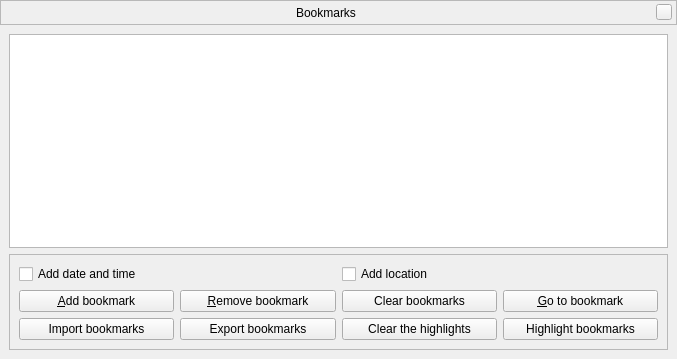
Old version of the form src/gui/bookmarksDialog.ui in the repository greck2908/stellarium.
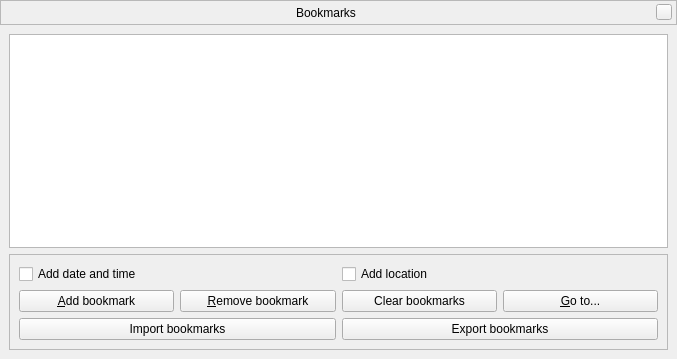
New version of the form. Custom widgets are drawn as their Qt base class.

Patch:
```diff
--- a/src/gui/bookmarksDialog.ui
+++ b/src/gui/bookmarksDialog.ui
@@ -128,11 +128,7 @@
     <widget class="QWidget" name="widget" native="true">
      <layout class="QGridLayout" name="gridLayout">
       <item row="0" column="0">
-       <widget class="QTreeView" name="bookmarksTreeView">
-        <property name="sortingEnabled">
-         <bool>true</bool>
-        </property>
-       </widget>
+       <widget class="QTreeView" name="bookmarksTreeView"/>
       </item>
       <item row="1" column="0">
        <widget class="QFrame" name="frame">
@@ -168,22 +164,8 @@
           </layout>
          </item>
          <item>
-          <layout class="QGridLayout" name="gridLayout_3">
-           <item row="0" column="3">
-            <widget class="QPushButton" name="goToButton">
-             <property name="text">
-              <string>&amp;Go to bookmark</string>
-             </property>
-            </widget>
-           </item>
-           <item row="0" column="1">
-            <widget class="QPushButton" name="removeBookmarkButton">
-             <property name="text">
-              <string>&amp;Remove bookmark</string>
-             </property>
-            </widget>
-           </item>
-           <item row="0" column="0">
+          <layout class="QHBoxLayout" name="horizontalLayout_7">
+           <item>
             <widget class="QPushButton" name="addBookmarkButton">
              <property name="toolTip">
               <string>Add selected object to bookmarks</string>
@@ -193,41 +175,48 @@
              </property>
             </widget>
            </item>
-           <item row="0" column="2">
+           <item>
+            <widget class="QPushButton" name="removeBookmarkButton">
+             <property name="text">
+              <string>&amp;Remove bookmark</string>
+             </property>
+            </widget>
+           </item>
+           <item>
             <widget class="QPushButton" name="clearBookmarksButton">
              <property name="text">
               <string>Clear bookmarks</string>
              </property>
             </widget>
            </item>
-           <item row="1" column="0">
+           <item>
+            <widget class="QPushButton" name="goToButton">
+             <property name="text">
+              <string>&amp;Go to...</string>
+             </property>
+            </widget>
+           </item>
+          </layout>
+         </item>
+         <item>
+          <layout class="QHBoxLayout" name="horizontalLayout">
+           <property name="topMargin">
+            <number>0</number>
+           </property>
+           <item>
             <widget class="QPushButton" name="importBookmarksButton">
              <property name="text">
               <string>Import bookmarks</string>
              </property>
             </widget>
            </item>
-           <item row="1" column="1">
+           <item>
             <widget class="QPushButton" name="exportBookmarksButton">
              <property name="text">
               <string>Export bookmarks</string>
              </property>
             </widget>
            </item>
-           <item row="1" column="2">
-            <widget class="QPushButton" name="clearHighlightsButton">
-             <property name="text">
-              <string>Clear the highlights</string>
-             </property>
-            </widget>
-           </item>
-           <item row="1" column="3">
-            <widget class="QPushButton" name="highlightBookmarksButton">
-             <property name="text">
-              <string>Highlight bookmarks</string>
-             </property>
-            </widget>
-           </item>
           </layout>
          </item>
         </layout>
```
